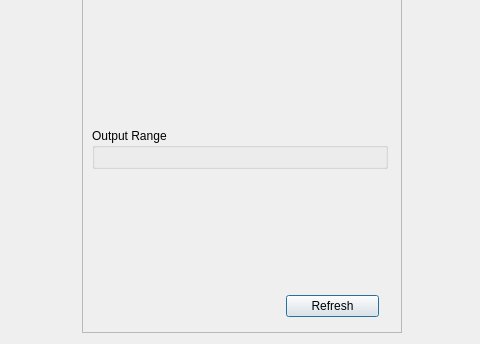
Above: SciDataTool/GUI/DDataPlotter/DDataPlotter.ui from Eomys/SciDataTool before the change; both pictures show x 194 to 674 and y 394 to 738 of the 872 by 738 pixel window. Below: the same form after it.
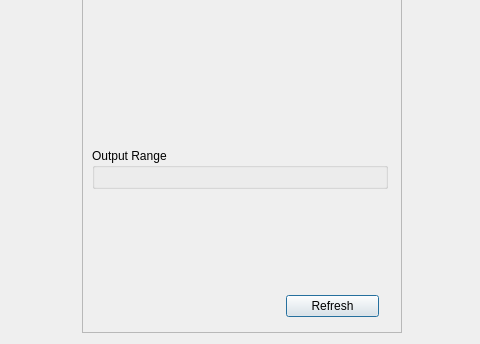
That is the form after the change. Custom widgets are drawn as their Qt base class.

Commit message: [CO] : Modifying how the WAxisManager generate the DataSelection comboxbox (adding widget instead of hide/show)

The edit to the form file:
```diff
--- a/SciDataTool/GUI/DDataPlotter/DDataPlotter.ui
+++ b/SciDataTool/GUI/DDataPlotter/DDataPlotter.ui
@@ -69,7 +69,7 @@
          <property name="minimumSize">
           <size>
            <width>296</width>
-           <height>350</height>
+           <height>450</height>
           </size>
          </property>
          <property name="maximumSize">
@@ -115,7 +115,7 @@
          <property name="sizeHint" stdset="0">
           <size>
            <width>20</width>
-           <height>120</height>
+           <height>100</height>
           </size>
          </property>
         </spacer>
```
The commit also changes 5 other files.
